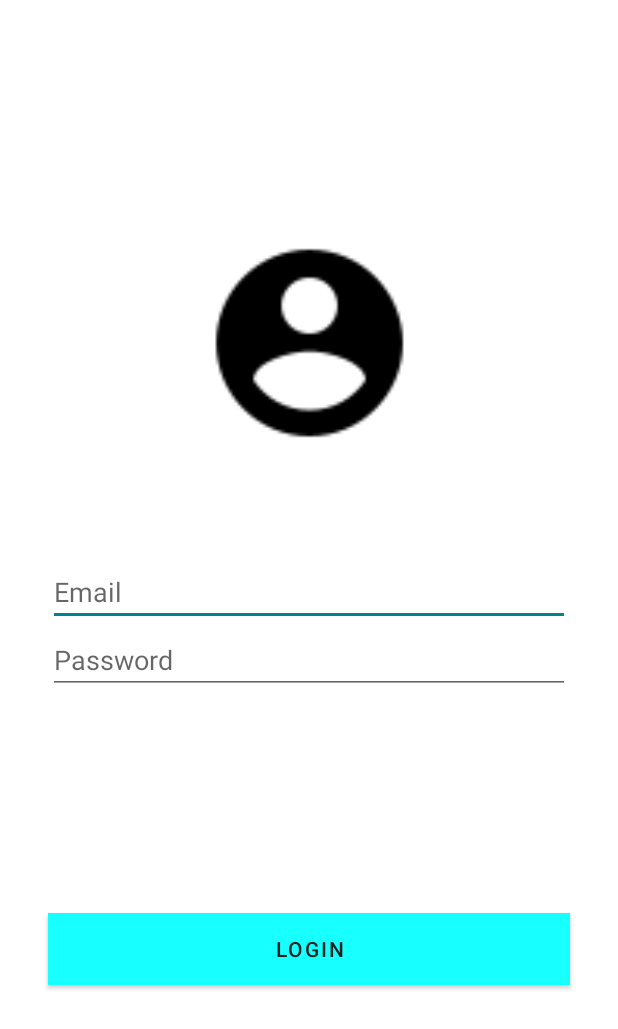
After one commit to clarelimo/Water-Records, an Android app: the layout activity_login.xml on its own in the app's theme, with its tools: preview values and no code run, on a phone screen of 412 x 824 dp. The commit adds this screen. Shown: the top 1029 px of the screen. Run offline under Robolectric (Android 15) with nearby library versions, the phone set to English and light mode, and no system bars; Roboto replaces fonts that are not available here.

Commit message:
login page added

```diff
--- a/app/src/main/java/com/moringaschool/waterrefillrecords/MainActivity.java
+++ b/app/src/main/java/com/moringaschool/waterrefillrecords/MainActivity.java
@@ -2,6 +2,7 @@ package com.moringaschool.waterrefillrecords;
 
 import androidx.appcompat.app.AppCompatActivity;
 
+import android.annotation.SuppressLint;
 import android.content.Intent;
 import android.os.Bundle;
 import android.view.View;
@@ -14,9 +15,10 @@ import butterknife.ButterKnife;
 
 public class MainActivity extends AppCompatActivity implements View.OnClickListener{
     public static final String TAG = MainActivity.class.getSimpleName();
+    @SuppressLint("NonConstantResourceId")
     @BindView(R.id.getStartedButton) Button mGetStartedButton;
+    @SuppressLint("NonConstantResourceId")
     @BindView(R.id.shopNameEditText) EditText mShopNameEditText;
-
 
     @Override
     protected void onCreate(Bundle savedInstanceState) {
--- /dev/null
+++ b/app/src/main/res/layout/activity_login.xml
@@ -0,0 +1,64 @@
+<?xml version="1.0" encoding="utf-8"?>
+<androidx.constraintlayout.widget.ConstraintLayout xmlns:android="http://schemas.android.com/apk/res/android"
+    xmlns:app="http://schemas.android.com/apk/res-auto"
+    xmlns:tools="http://schemas.android.com/tools"
+    android:layout_width="match_parent"
+    android:layout_height="match_parent">
+<!--    android:background="@color/colorAccent"-->
+
+    <Button
+        android:id="@+id/loginButton"
+        android:layout_width="0dp"
+        android:layout_height="wrap_content"
+        android:layout_marginStart="32dp"
+        android:layout_marginEnd="32dp"
+        android:background="@color/colorPrimaryText"
+        android:text="Login"
+        android:textColor="@color/colorPrimaryText"
+        app:layout_constraintBottom_toBottomOf="parent"
+        app:layout_constraintEnd_toEndOf="parent"
+        app:layout_constraintHorizontal_bias="1.0"
+        app:layout_constraintStart_toStartOf="parent"
+        app:layout_constraintTop_toTopOf="parent"
+        app:layout_constraintVertical_bias="0.784" />
+
+    <EditText
+        android:id="@+id/editTextTextEmailAddress"
+        android:layout_width="0dp"
+        android:layout_height="wrap_content"
+        android:layout_marginStart="32dp"
+        android:layout_marginTop="372dp"
+        android:layout_marginEnd="32dp"
+        android:ems="10"
+        android:hint="Email"
+        android:inputType="textEmailAddress"
+        app:layout_constraintEnd_toEndOf="parent"
+        app:layout_constraintHorizontal_bias="0.0"
+        app:layout_constraintStart_toStartOf="parent"
+        app:layout_constraintTop_toTopOf="parent" />
+
+    <EditText
+        android:id="@+id/editTextTextPassword"
+        android:layout_width="0dp"
+        android:layout_height="wrap_content"
+        android:layout_marginStart="32dp"
+        android:layout_marginEnd="32dp"
+        android:ems="10"
+        android:hint="Password"
+        android:inputType="textPassword"
+        app:layout_constraintEnd_toEndOf="parent"
+        app:layout_constraintHorizontal_bias="0.0"
+        app:layout_constraintStart_toStartOf="parent"
+        app:layout_constraintTop_toBottomOf="@+id/editTextTextEmailAddress" />
+
+    <ImageView
+        android:id="@+id/profilePicture"
+        android:layout_width="155dp"
+        android:layout_height="149dp"
+        app:layout_constraintBottom_toTopOf="@+id/editTextTextEmailAddress"
+        app:layout_constraintEnd_toEndOf="parent"
+        app:layout_constraintStart_toStartOf="parent"
+        app:layout_constraintTop_toTopOf="parent"
+        app:layout_constraintVertical_bias="0.693"
+        tools:srcCompat="@drawable/baseline_account_circle_black_48" />
+</androidx.constraintlayout.widget.ConstraintLayout>
```
Also changed, not shown: app/src/main/res/drawable-hdpi/baseline_account_circle_black_48.png (added).
